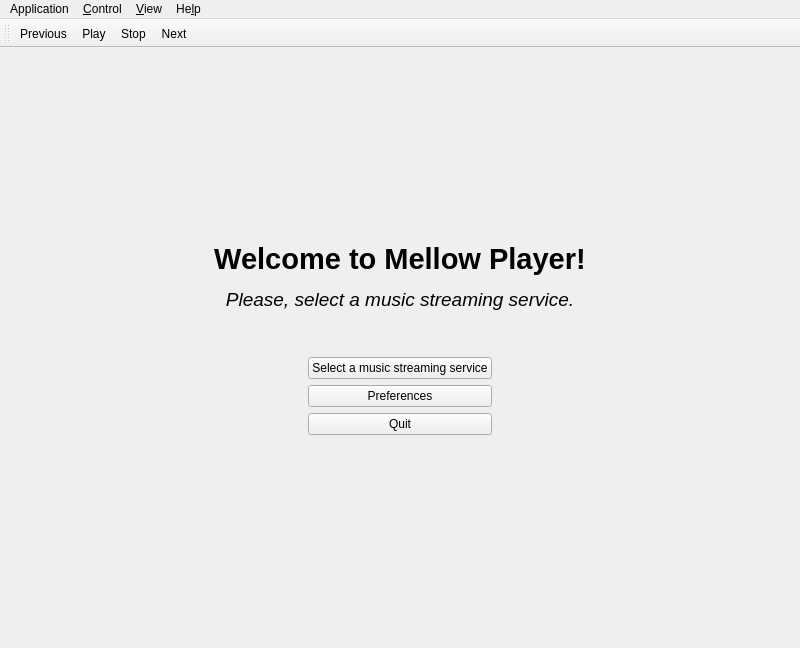
Old version of the form app/mainwindow.ui in the repository ColinDuquesnoy/MellowPlayer.
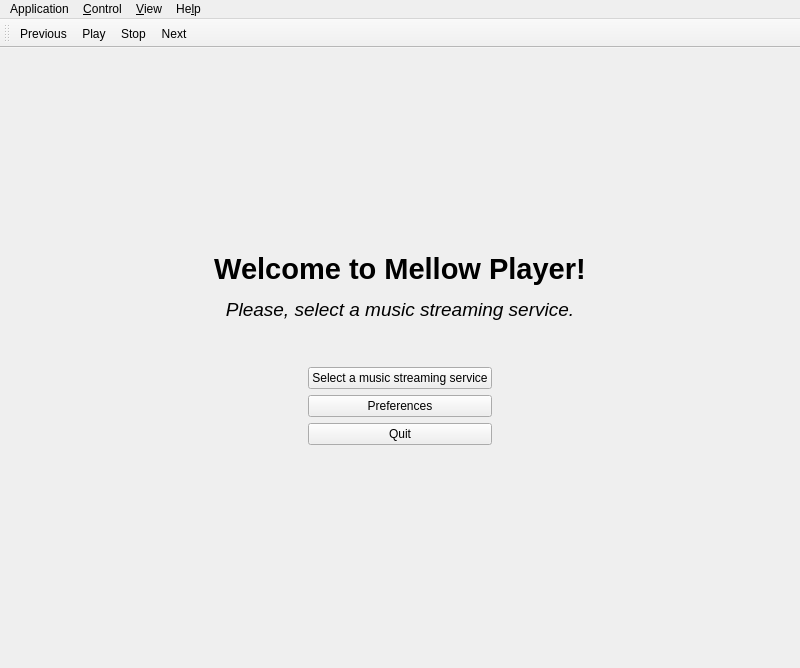
New version of the form. Icons and pictures are not drawn. Custom widgets are drawn as their Qt base class.

The edit to the form file:
```diff
--- a/app/mainwindow.ui
+++ b/app/mainwindow.ui
@@ -7,7 +7,7 @@
     <x>0</x>
     <y>0</y>
     <width>800</width>
-    <height>630</height>
+    <height>668</height>
    </rect>
   </property>
   <property name="windowTitle">
```
Left out of the diff: 10 changed lines with no effect on the pictures.
